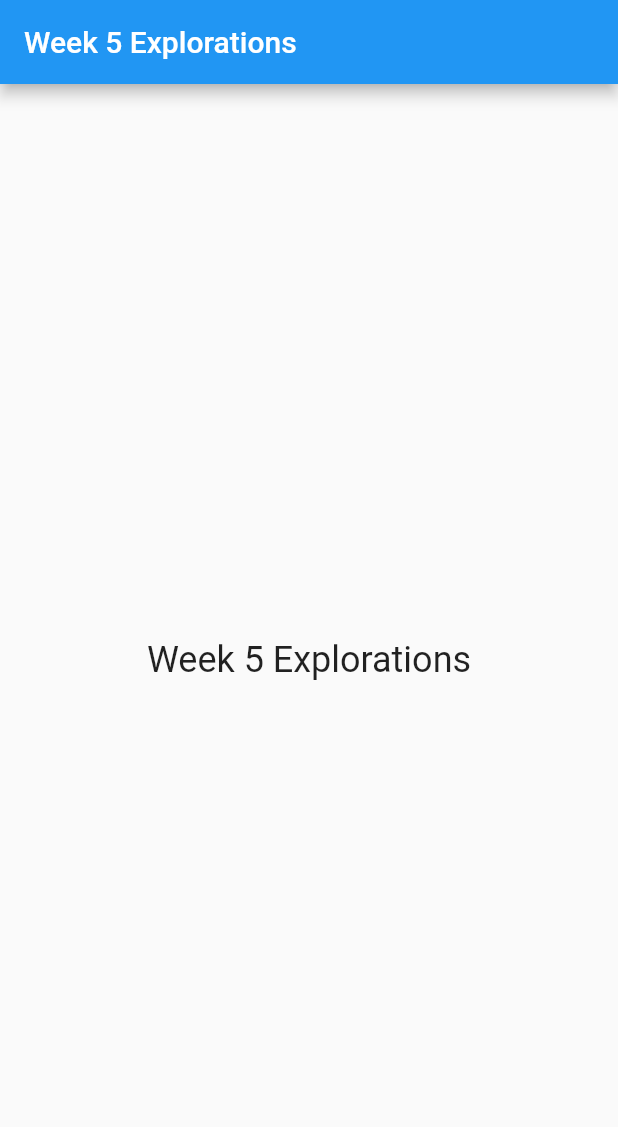
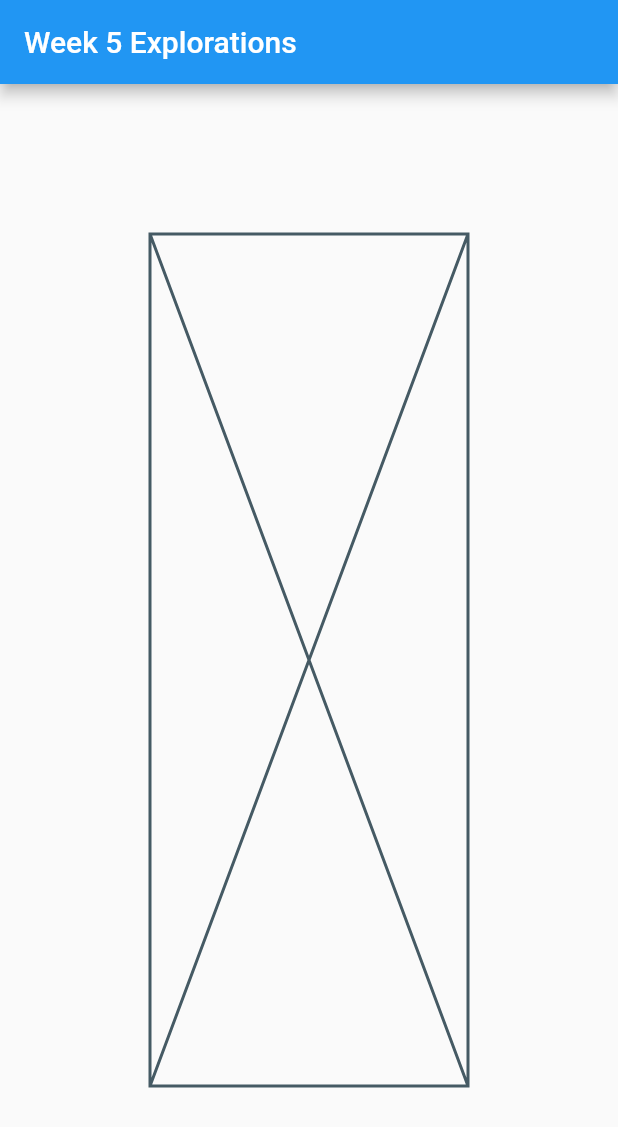
Before and after one commit to boykj/cs492-week5-exploration, a Flutter app: the screen it shows after launch, on a phone screen of 412 x 824 dp. Shown: the top 1127 px of the screen. Run offline on Flutter 3.47's test engine with Material 2 defaults, Android fonts, the phone set to English and light mode, and no system bars.

Commit message:
centered_placeholder.dart:
Refactor placeholder image and formatting
into separate Components subdirectory

```diff
--- a/lib/main_screen.dart
+++ b/lib/main_screen.dart
@@ -10,6 +10,9 @@ class MainScreen extends StatelessWidget {
     return Scaffold(
         appBar: AppBar(title: Text(title)),
         body: Center(
-            child: Text(title, style: Theme.of(context).textTheme.headline)));
+            child: Padding(
+          padding: EdgeInsets.all(100.0),
+          child: Placeholder(),
+        )));
   }
 }
```
Also changed, not shown: lib/Components/centered_placeholder.dart (added, +12 -0 lines).
